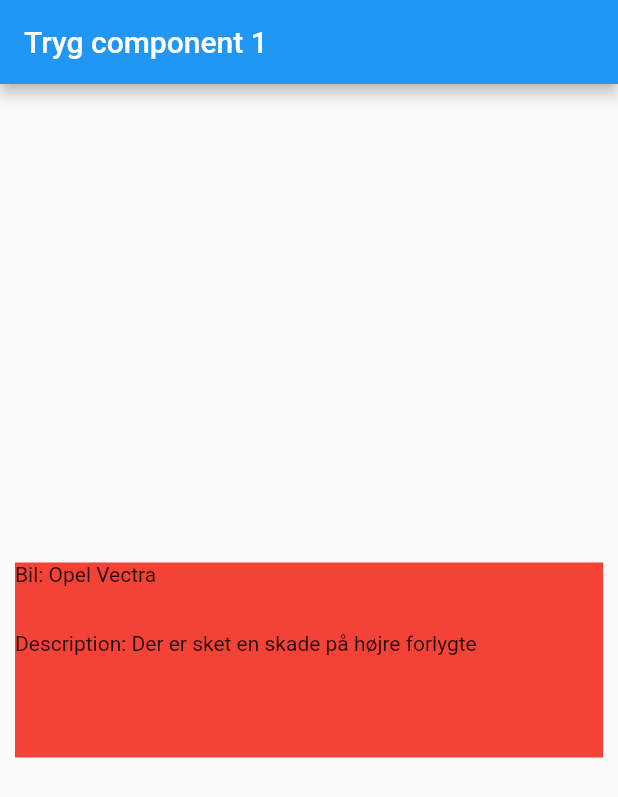
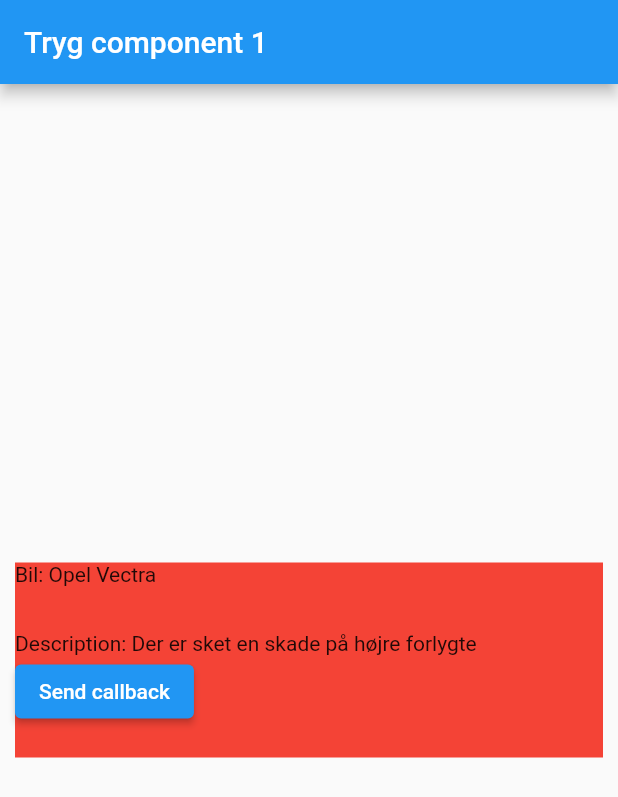
Before and after one commit to memo92x/tryg_poc_component1, a Flutter app: the screen it shows after launch, on a phone screen of 412 x 824 dp. Shown: the top 797 px of the screen. Run offline on Flutter 3.47's test engine with Material 2 defaults, Android fonts, the phone set to English and light mode, and no system bars; our stand-ins replace gap.

Commit message:
added callback and changed version number

```diff
--- a/example/lib/main.dart
+++ b/example/lib/main.dart
@@ -7,6 +7,10 @@ void main() {
 
 class MyApp extends StatelessWidget {
   const MyApp({Key? key}) : super(key: key);
+
+  void doSomething(String s) {
+    print("Printer: ${s}");
+  }
 
   // This widget is the root of your application.
   @override
@@ -19,10 +23,13 @@ class MyApp extends StatelessWidget {
         ),
         body: Center(
           child: Padding(
-            padding: const EdgeInsets.symmetric(horizontal: 10),
+            padding: EdgeInsets.symmetric(horizontal: 10),
             child: TrygComponent1(
               car: 'Opel Vectra',
-              description: 'Der er sket en skade på højre forlygte'
+              description: 'Der er sket en skade på højre forlygte',
+              voidCallback: () {
+                print('Callback sendt fra component 1');
+              },
             ),
           ),
         ),
--- a/lib/tryg_poc_component1.dart
+++ b/lib/tryg_poc_component1.dart
@@ -7,12 +7,13 @@ import 'package:gap/gap.dart';
 class TrygComponent1 extends StatefulWidget {
   final String? car;
   final String? description;
+  final VoidCallback voidCallback;
 
   const TrygComponent1(
       {Key? key,
         this.car,
-        this.description
-
+        this.description,
+        required this.voidCallback
       }) : super(key: key);
 
   @override
@@ -41,18 +42,25 @@ class _TrygComponent1State extends State<TrygComponent1> {
             Row(
               children: [
                 Text("Bil: ${widget.car}"),
-
               ],
             ),
             const Gap(30),
             Row(
               children: [
-                Text("Description: ${widget.description}")
+                Text("Description: ${widget.description}"),
+              ],
+            ),
+            Row(
+              children: [
+                 ElevatedButton(
+                    onPressed: widget.voidCallback,
+                    child: const Text("Send callback")
+                ),
               ],
             )
           ],
         )
-      )
+      ),
     );
   }
 }
--- a/pubspec.yaml
+++ b/pubspec.yaml
@@ -1,6 +1,6 @@
 name: tryg_poc_component1
-description: A new Flutter package project.
-version: 0.0.1
+description: Package for tryg component 1
+version: 0.0.2
 homepage: https://github.com/memo92x/tryg_poc_component1.git
 
 environment:
```
Also changed, not shown: 4 other files.
